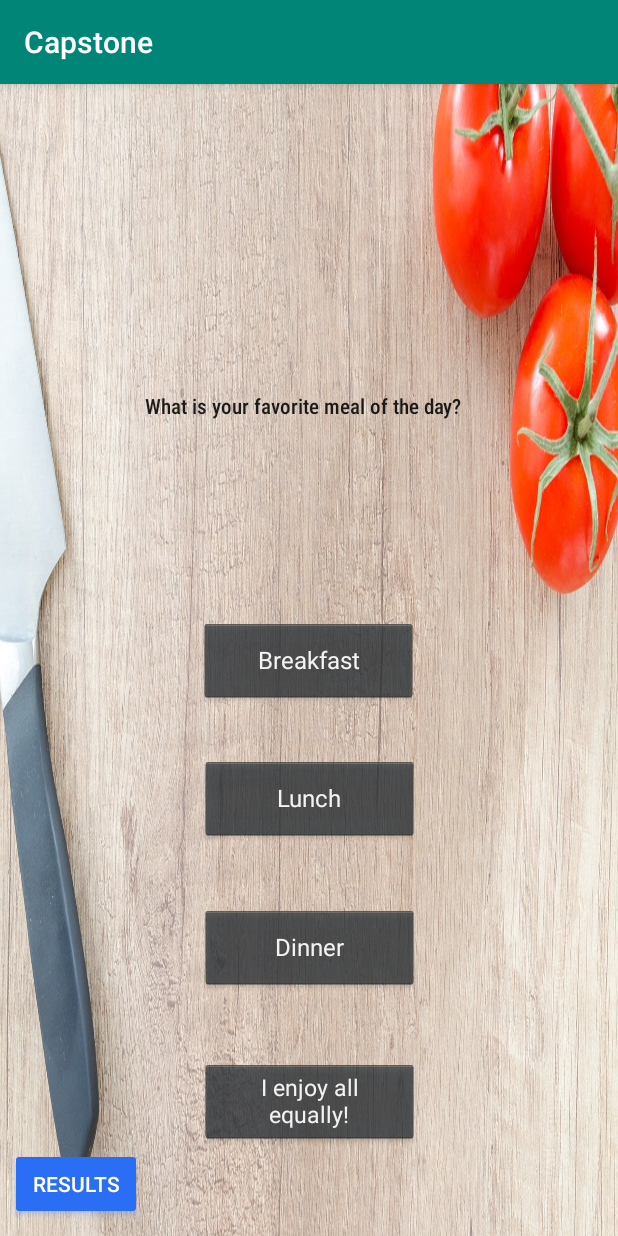
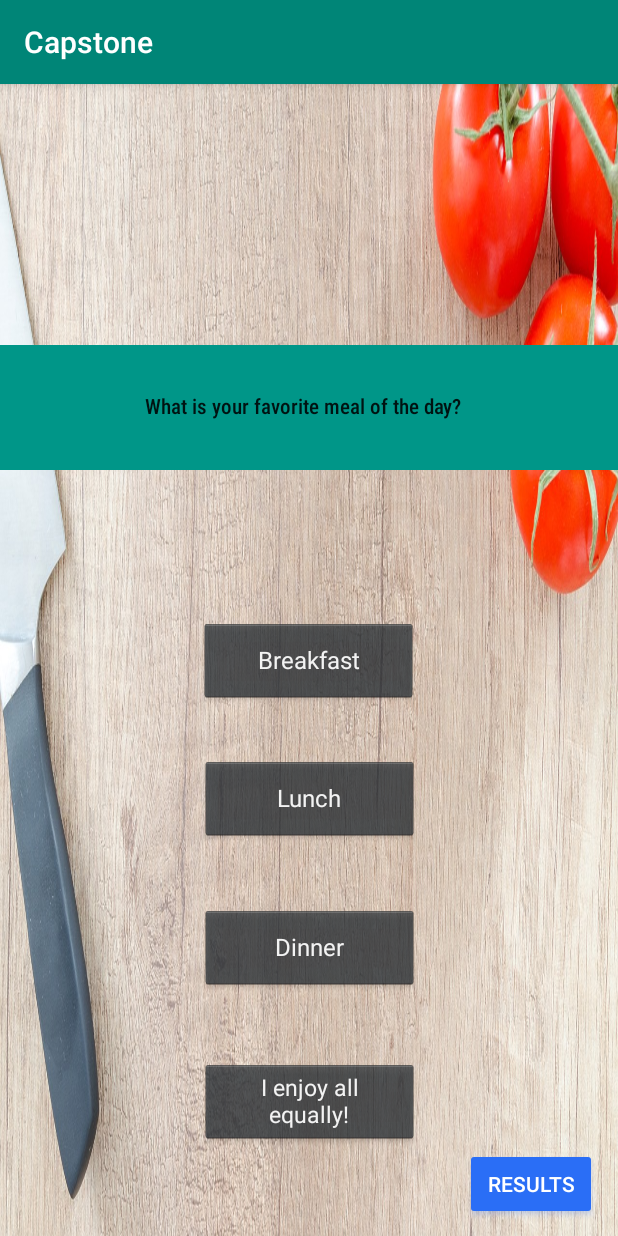
Before and after one commit to dcxoreo7/Senior-Capstone, an Android app: the QuizActivity screen opened directly, with no data from a screen before it, on a phone screen of 412 x 824 dp. Run offline under Robolectric (Android 15) with nearby library versions, the phone set to English and light mode, and no system bars; Roboto replaces fonts that are not available here.

Commit message:
Added better look to pages and more quiz questions

```diff
--- a/app/build.gradle
+++ b/app/build.gradle
@@ -27,4 +27,5 @@ dependencies {
     androidTestImplementation 'androidx.test:runner:1.1.1'
     androidTestImplementation 'androidx.test.espresso:espresso-core:3.1.1'
     implementation 'androidx.recyclerview:recyclerview:1.1.0'
+    implementation 'androidx.cardview:cardview:1.0.0'
 }
--- a/app/src/main/java/com/example/capstone/hubActivity.java
+++ b/app/src/main/java/com/example/capstone/hubActivity.java
@@ -6,6 +6,7 @@ import android.content.Intent;
 import android.os.Bundle;
 import android.util.Log;
 import android.view.View;
+import android.widget.AbsListView;
 
 import java.util.ArrayList;
 
--- a/app/src/main/res/layout/activity_hub.xml
+++ b/app/src/main/res/layout/activity_hub.xml
@@ -39,6 +39,7 @@
     <androidx.recyclerview.widget.RecyclerView
         android:layout_width="287dp"
         android:layout_height="614dp"
+        android:background="#009688"
         app:layout_constraintBottom_toBottomOf="parent"
         app:layout_constraintEnd_toEndOf="parent"
         app:layout_constraintStart_toStartOf="parent"
--- a/app/src/main/res/layout/activity_quiz.xml
+++ b/app/src/main/res/layout/activity_quiz.xml
@@ -6,6 +6,19 @@
     android:layout_height="match_parent"
     tools:context=".QuizActivity"
     android:background="@drawable/firstfood_bg">
+
+    <TextView
+        android:id="@+id/mainText2"
+        android:layout_width="413dp"
+        android:layout_height="83dp"
+        android:background="#009688"
+        android:textAppearance="@style/TextAppearance.AppCompat.Body1"
+        app:fontFamily="sans-serif-condensed-medium"
+        app:layout_constraintBottom_toBottomOf="parent"
+        app:layout_constraintEnd_toEndOf="parent"
+        app:layout_constraintStart_toStartOf="parent"
+        app:layout_constraintTop_toTopOf="parent"
+        app:layout_constraintVertical_bias="0.254" />
 
     <TextView
         android:id="@+id/mainText"
@@ -90,7 +103,7 @@
         android:textColorLink="@color/colorAccent"
         app:layout_constraintBottom_toBottomOf="parent"
         app:layout_constraintEnd_toEndOf="parent"
-        app:layout_constraintHorizontal_bias="0.021"
+        app:layout_constraintHorizontal_bias="0.956"
         app:layout_constraintStart_toStartOf="parent"
         app:layout_constraintTop_toTopOf="parent"
         app:layout_constraintVertical_bias="0.985" />
```
Also changed, not shown: app/src/main/java/com/example/capstone/QuizActivity.java (+14 -2 lines), app/src/main/res/drawable/textview_border.xml (added, +9 -0 lines), app/src/main/res/layout/activity_main.xml (+38 -20 lines), 1 other file.
